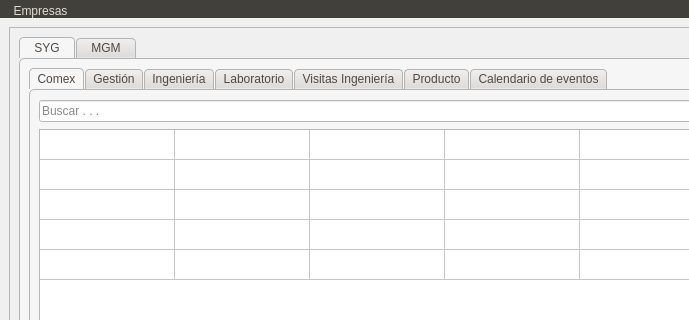
Old version of the form gui/gui.ui in the repository TomasDRS/software_syg; both pictures show x 0 to 689 and y 0 to 320 of the 1200 by 700 pixel window.
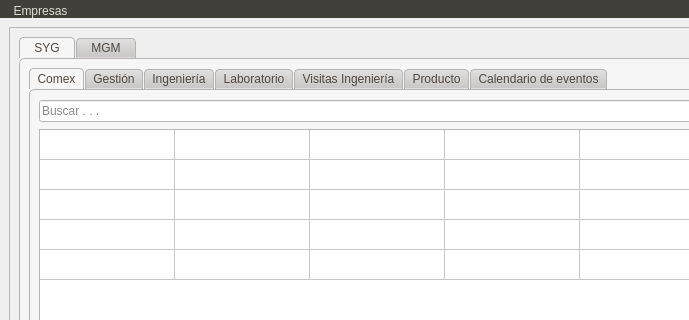
New version of the form. Icons and pictures are not drawn.

What changed in the file:
```diff
--- a/gui/gui.ui
+++ b/gui/gui.ui
@@ -2,6 +2,9 @@
 <ui version="4.0">
  <class>MainWindow</class>
  <widget class="QMainWindow" name="MainWindow">
+  <property name="enabled">
+   <bool>true</bool>
+  </property>
   <property name="geometry">
    <rect>
     <x>0</x>
@@ -530,7 +533,7 @@
 	padding-bottom:2px;
 	padding-top:2px;
 	color:rgb(81,72,65);
-  	background-color: qlineargradient(spread:pad, x1:0.5, y1:1, x2:0.5, y2:0, stop:0 rgba(221,218,217,255), stop:1 rgba(240,239,238,255));
+background-color: qlineargradient(spread:pad, x1:0.5, y1:1, x2:0.5, y2:0, stop:0 rgba(200, 197, 196, 255), stop:1 rgba(225, 224, 223, 255));
 	border-style: solid;
 	border-width: 1px;
   	border-top-right-radius:4px;
@@ -541,8 +544,9 @@
 	border-bottom-color: transparent;
 }
 QTabBar::tab::disabled {
-        background: #aaaaaa;  /* Color de fondo para pestañas deshabilitadas */
+        background: #505050;  /* Color de fondo para pestañas deshabilitadas */
         color: #666666;       /* Color del texto */
+		
 }
 QTabBar::tab:selected, QTabBar::tab:last:selected, QTabBar::tab:hover {
   	background-color:rgb(247,246,246);
```
Left out of the diff: 13 changed lines with no effect on the pictures.
